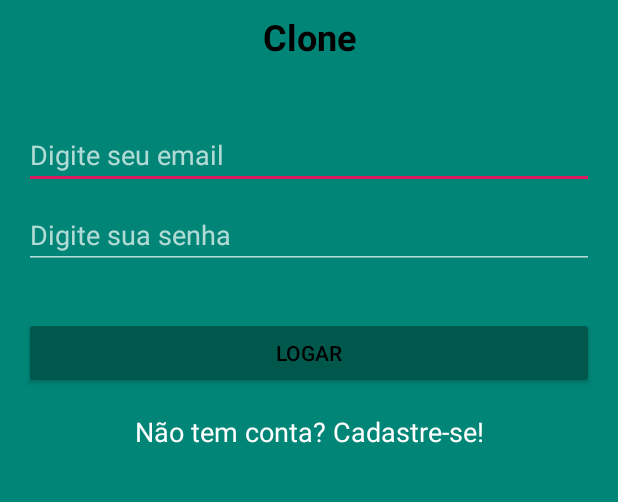
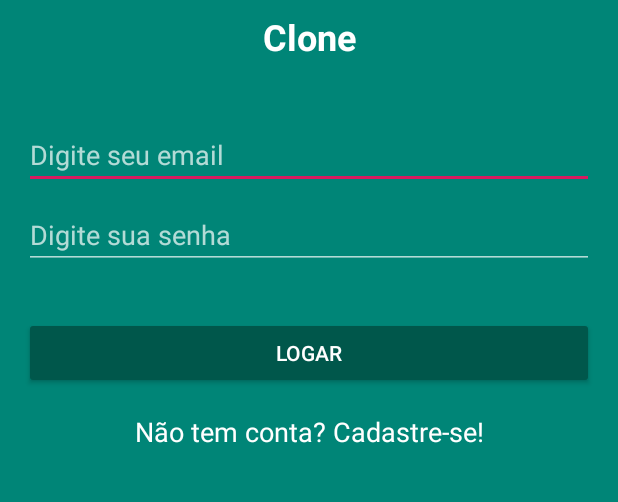
Before and after one commit to inhandui/whatsappclone, an Android app: the screen it shows after launch (LoginActivity), after a tap on "LOGAR", on a phone screen of 412 x 824 dp, the part 528-1030 px from its top. Run offline under Robolectric (Android 15) with nearby library versions, the phone set to English and light mode, and no system bars; our stand-ins replace Firebase (no records; nobody signed in at launch, a user with empty details on screens opened directly).

Commit message:
Change buttons text color and fix empty user email and password login error.

```diff
--- a/app/src/main/java/com/cursoandroid/whatsappclone/activity/LoginActivity.java
+++ b/app/src/main/java/com/cursoandroid/whatsappclone/activity/LoginActivity.java
@@ -42,10 +42,14 @@ public class LoginActivity extends AppCompatActivity {
             public void onClick(View v) {
                 /* get user data from user input*/
                 usuario = new Usuario();
-                usuario.setEmail( txtEmail.getText().toString() );
-                usuario.setSenha( txtSenha.getText().toString() );
-
-                validarLogin();
+                if (!txtEmail.getText().toString().equals("") &&  !txtSenha.getText().toString().equals("")){
+                    usuario.setEmail( txtEmail.getText().toString() );
+                    usuario.setSenha( txtSenha.getText().toString() );
+                    validarLogin();
+                }
+                else {
+                    Toast.makeText(LoginActivity.this, "Preencha os campos de email e senha", Toast.LENGTH_LONG).show();
+                }
             }
         });
     }
--- a/app/src/main/res/layout/activity_cadastro_usuario.xml
+++ b/app/src/main/res/layout/activity_cadastro_usuario.xml
@@ -71,6 +71,7 @@
         android:layout_height="wrap_content"
         android:layout_marginTop="@dimen/elementsMediumSpace"
         android:text="@string/btnCadastrar"
+        android:textColor="@color/textColorPrimary"
         app:backgroundTint="@color/colorPrimaryDark"
         app:layout_constraintBottom_toBottomOf="parent"
         app:layout_constraintEnd_toEndOf="@+id/txtSenha"
--- a/app/src/main/res/layout/activity_login.xml
+++ b/app/src/main/res/layout/activity_login.xml
@@ -27,6 +27,7 @@
         android:layout_height="wrap_content"
         android:layout_marginTop="8dp"
         android:text="@string/txtCopia"
+        android:textColor="@color/textColorPrimary"
         android:textSize="24sp"
         android:textStyle="bold"
         app:layout_constraintBottom_toTopOf="@+id/txtEmail"
@@ -77,6 +78,7 @@
         android:layout_marginTop="32dp"
         android:layout_marginEnd="16dp"
         android:text="@string/btnLogar"
+        android:textColor="@color/textColorPrimary"
         app:backgroundTint="@color/colorPrimaryDark"
         app:layout_constraintBottom_toTopOf="@+id/txtCadastro"
         app:layout_constraintEnd_toEndOf="parent"
```
